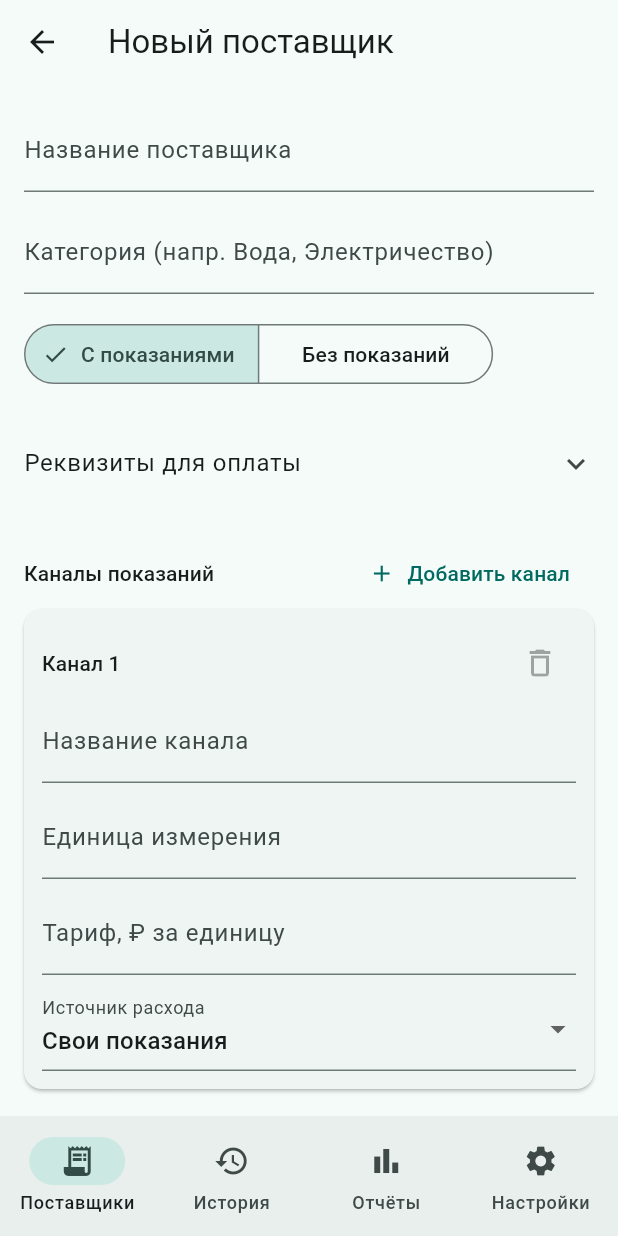
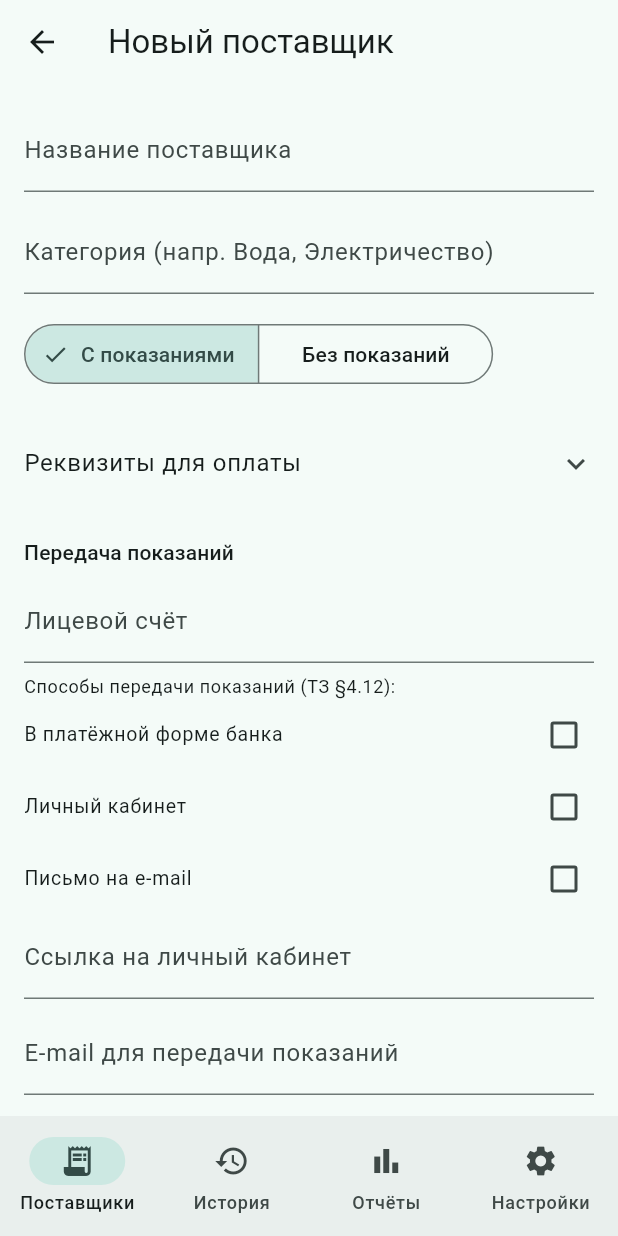
Before and after one commit to olegrtishchev-source/kommunalka, a Flutter app: the SupplierFormScreen screen opened by its route, on a phone screen of 412 x 824 dp. Run offline on Flutter 3.47's test engine with Material 3 defaults, Android fonts, the phone set to English and light mode, and no system bars; our stand-ins replace drift, drift_flutter, flutter_riverpod, go_router, image_picker, shared_preferences and 1 more; missing offline and left inert: excel, flutter_web_auth_2; accounts and stored records are empty; generated files the repository leaves out were written again.

Commit message:
этап-5.8: расширение модели Supplier (ТЗ v2.1)
- bank_details: bank_name, corr_account; Supplier: personal_account, reading_methods, cabinet_url, reading_email

- drift schemaVersion 4->5, .g.dart перегенерированы build_runner

- форма поставщика: реквизиты банка + блок «Передача показаний»

- supabase/migration_5.8.sql — ALTER TABLE (выполняет Олег в SQL Editor)

```diff
--- a/lib/database/app_database.dart
+++ b/lib/database/app_database.dart
@@ -22,7 +22,7 @@ class AppDatabase extends _$AppDatabase {
   AppDatabase() : super(_openConnection());
 
   @override
-  int get schemaVersion => 4;
+  int get schemaVersion => 5;
 
   /// Очистка локального кеша с последующей повторной загрузкой из облака
   /// (ТЗ §4.8, экран «Настройки») — сама повторная загрузка (refresh() у
@@ -53,6 +53,9 @@ class AppDatabase extends _$AppDatabase {
           //
           // v3 → v4 (Этап 3.5.4): убрано поле bank у Payments — источник
           // информации о банке теперь чек (ТЗ §4.5), а не отдельное поле.
+          //
+          // v4 → v5 (Этап 5.8): добавлены поля у Suppliers — personal_account,
+          // reading_methods, cabinet_url, reading_email (ТЗ v2.1, §4.11/§4.12).
           for (final table in allTables) {
             await m.deleteTable(table.actualTableName);
           }
--- a/lib/models/supplier.dart
+++ b/lib/models/supplier.dart
@@ -26,6 +26,8 @@ class BankDetails {
     this.kpp,
     this.bik,
     this.accountNumber,
+    this.bankName,
+    this.corrAccount,
   });
 
   final String? recipient;
@@ -33,6 +35,8 @@ class BankDetails {
   final String? kpp;
   final String? bik;
   final String? accountNumber;
+  final String? bankName;
+  final String? corrAccount;
 
   factory BankDetails.fromJson(Map<String, dynamic> json) {
     return BankDetails(
@@ -41,6 +45,8 @@ class BankDetails {
       kpp: json['kpp'] as String?,
       bik: json['bik'] as String?,
       accountNumber: json['account_number'] as String?,
+      bankName: json['bank_name'] as String?,
+      corrAccount: json['corr_account'] as String?,
     );
   }
 
@@ -51,6 +57,8 @@ class BankDetails {
       'kpp': kpp,
       'bik': bik,
       'account_number': accountNumber,
+      'bank_name': bankName,
+      'corr_account': corrAccount,
     };
   }
 }
@@ -65,6 +73,10 @@ class Supplier {
     required this.type,
     this.bankDetails,
     this.paymentPurposeTemplate,
+    this.personalAccount,
+    this.readingMethods = const [],
+    this.cabinetUrl,
+    this.readingEmail,
     this.archivedAt,
     required this.createdAt,
     required this.updatedAt,
@@ -77,6 +89,10 @@ class Supplier {
   final SupplierType type;
   final BankDetails? bankDetails;
   final String? paymentPurposeTemplate;
+  final String? personalAccount;
+  final List<String> readingMethods;
+  final String? cabinetUrl;
+  final String? readingEmail;
   final DateTime? archivedAt;
   final DateTime createdAt;
   final DateTime updatedAt;
@@ -94,6 +110,13 @@ class Supplier {
       bankDetails:
           bankDetailsJson != null ? BankDetails.fromJson(bankDetailsJson) : null,
       paymentPurposeTemplate: json['payment_purpose_template'] as String?,
+      personalAccount: json['personal_account'] as String?,
+      readingMethods: (json['reading_methods'] as List<dynamic>?)
+              ?.map((e) => e as String)
+              .toList() ??
+          const [],
+      cabinetUrl: json['cabinet_url'] as String?,
+      readingEmail: json['reading_email'] as String?,
       archivedAt: parseDateOrNull(json['archived_at']),
       createdAt: parseDate(json['created_at']),
       updatedAt: parseDate(json['updated_at']),
@@ -109,6 +132,10 @@ class Supplier {
       'type': type.dbValue,
       'bank_details': bankDetails?.toJson(),
       'payment_purpose_template': paymentPurposeTemplate,
+      'personal_account': personalAccount,
+      'reading_methods': readingMethods,
+      'cabinet_url': cabinetUrl,
+      'reading_email': readingEmail,
       'archived_at': archivedAt?.toIso8601String(),
       'created_at': createdAt.toIso8601String(),
       'updated_at': updatedAt.toIso8601String(),
--- a/lib/screens/supplier_form/supplier_form_screen.dart
+++ b/lib/screens/supplier_form/supplier_form_screen.dart
@@ -77,6 +77,22 @@ class _SupplierFormScreenState extends ConsumerState<SupplierFormScreen> {
   final _kppController = TextEditingController();
   final _bikController = TextEditingController();
   final _accountController = TextEditingController();
+  final _bankNameController = TextEditingController();
+  final _corrAccountController = TextEditingController();
+  final _personalAccountController = TextEditingController();
+  final _cabinetUrlController = TextEditingController();
+  final _readingEmailController = TextEditingController();
+
+  /// Способы передачи показаний (ТЗ §4.12): ключ — значение в Supabase
+  /// (reading_methods), подпись — русская.
+  static const _readingMethodsOptions = {
+    'bank_form': 'В платёжной форме банка',
+    'cabinet': 'Личный кабинет',
+    'email': 'Письмо на e-mail',
+  };
+
+  /// Выбранные способы передачи показаний.
+  final Set<String> _readingMethods = {};
 
   SupplierType _type = SupplierType.withReadings;
   final List<_ChannelFormEntry> _channelEntries = [];
@@ -104,6 +120,11 @@ class _SupplierFormScreenState extends ConsumerState<SupplierFormScreen> {
     _kppController.dispose();
     _bikController.dispose();
     _accountController.dispose();
+    _bankNameController.dispose();
+    _corrAccountController.dispose();
+    _personalAccountController.dispose();
+    _cabinetUrlController.dispose();
+    _readingEmailController.dispose();
     for (final entry in _channelEntries) {
       entry.dispose();
     }
@@ -151,7 +172,19 @@ class _SupplierFormScreenState extends ConsumerState<SupplierFormScreen> {
           _kppController.text = details.kpp ?? '';
           _bikController.text = details.bik ?? '';
           _accountController.text = details.accountNumber ?? '';
+          _bankNameController.text = details.bankName ?? '';
+          _corrAccountController.text = details.corrAccount ?? '';
         }
+        _personalAccountController.text = supplier.personalAccount ?? '';
+        final readingMethodsJson = supplier.readingMethods;
+        if (readingMethodsJson != null && readingMethodsJson.isNotEmpty) {
+          _readingMethods.addAll(
+            (jsonDecode(readingMethodsJson) as List<dynamic>)
+                .map((e) => e as String),
+          );
+        }
+        _cabinetUrlController.text = supplier.cabinetUrl ?? '';
+        _readingEmailController.text = supplier.readingEmail ?? '';
         _channelEntries.addAll(
           channels.where((c) => c.supplierId == widget.supplierId).map(
                 (c) => _ChannelFormEntry(
@@ -225,7 +258,9 @@ class _SupplierFormScreenState extends ConsumerState<SupplierFormScreen> {
       _innController.text.trim().isNotEmpty ||
       _kppController.text.trim().isNotEmpty ||
       _bikController.text.trim().isNotEmpty ||
-      _accountController.text.trim().isNotEmpty;
+      _accountController.text.trim().isNotEmpty ||
+      _bankNameController.text.trim().isNotEmpty ||
+      _corrAccountController.text.trim().isNotEmpty;
 
   Future<void> _submit() async {
     if (!_formKey.currentState!.validate()) return;
@@ -241,6 +276,8 @@ class _SupplierFormScreenState extends ConsumerState<SupplierFormScreen> {
               kpp: _emptyToNull(_kppController.text),
               bik: _emptyToNull(_bikController.text),
               accountNumber: _emptyToNull(_accountController.text),
+              bankName: _emptyToNull(_bankNameController.text),
+              corrAccount: _emptyToNull(_corrAccountController.text),
             )
           : null;
 
@@ -259,6 +296,10 @@ class _SupplierFormScreenState extends ConsumerState<SupplierFormScreen> {
             type: _type,
             bankDetails: bankDetails,
             paymentPurposeTemplate: _emptyToNull(_paymentPurposeController.text),
+            personalAccount: _emptyToNull(_personalAccountController.text),
+            readingMethods: _readingMethods.toList(),
+            cabinetUrl: _emptyToNull(_cabinetUrlController.text),
+            readingEmail: _emptyToNull(_readingEmailController.text),
             archivedAt: existing.archivedAt,
             createdAt: existing.createdAt,
             updatedAt: existing.updatedAt,
@@ -271,6 +312,10 @@ class _SupplierFormScreenState extends ConsumerState<SupplierFormScreen> {
           type: _type,
           bankDetails: bankDetails,
           paymentPurposeTemplate: _emptyToNull(_paymentPurposeController.text),
+          personalAccount: _emptyToNull(_personalAccountController.text),
+          readingMethods: _readingMethods.toList(),
+          cabinetUrl: _emptyToNull(_cabinetUrlController.text),
+          readingEmail: _emptyToNull(_readingEmailController.text),
         );
       }
 
@@ -394,12 +439,64 @@ class _SupplierFormScreenState extends ConsumerState<SupplierFormScreen> {
                         ),
                         const SizedBox(height: 8),
                         TextFormField(
+                          controller: _bankNameController,
+                          decoration: const InputDecoration(labelText: 'Название банка'),
+                        ),
+                        const SizedBox(height: 8),
+                        TextFormField(
+                          controller: _corrAccountController,
+                          decoration: const InputDecoration(labelText: 'Корр. счёт'),
+                        ),
+                        const SizedBox(height: 8),
+                        TextFormField(
                           controller: _paymentPurposeController,
                           decoration: const InputDecoration(
                             labelText: 'Шаблон назначения платежа',
                           ),
                         ),
                       ],
+                    ),
+                    const SizedBox(height: 20),
+                    Text(
+                      'Передача показаний',
+                      style: Theme.of(context).textTheme.titleSmall,
+                    ),
+                    const SizedBox(height: 8),
+                    TextFormField(
+                      controller: _personalAccountController,
+                      decoration: const InputDecoration(labelText: 'Лицевой счёт'),
+                    ),
+                    const SizedBox(height: 8),
+                    Text(
+                      'Способы передачи показаний (ТЗ §4.12):',
+                      style: Theme.of(context).textTheme.bodySmall,
+                    ),
+                    for (final entry in _readingMethodsOptions.entries)
+                      CheckboxListTile(
+                        contentPadding: EdgeInsets.zero,
+                        dense: true,
+                        title: Text(entry.value),
+                        value: _readingMethods.contains(entry.key),
+                        onChanged: (checked) => setState(() {
+                          if (checked == true) {
+                            _readingMethods.add(entry.key);
+                          } else {
+                            _readingMethods.remove(entry.key);
+                          }
+                        }),
+                      ),
+                    TextFormField(
+                      controller: _cabinetUrlController,
+                      decoration: const InputDecoration(
+                        labelText: 'Ссылка на личный кабинет',
+                      ),
+                    ),
+                    const SizedBox(height: 8),
+                    TextFormField(
+                      controller: _readingEmailController,
+                      decoration: const InputDecoration(
+                        labelText: 'E-mail для передачи показаний',
+                      ),
                     ),
                     const SizedBox(height: 20),
                     if (_type == SupplierType.withReadings) ...[
```
Also changed, not shown: lib/database/tables/suppliers_table.dart (+7 -0 lines), lib/repositories/supplier_repository.dart (+18 -0 lines), lib/database/app_database.g.dart, 3 other files.
